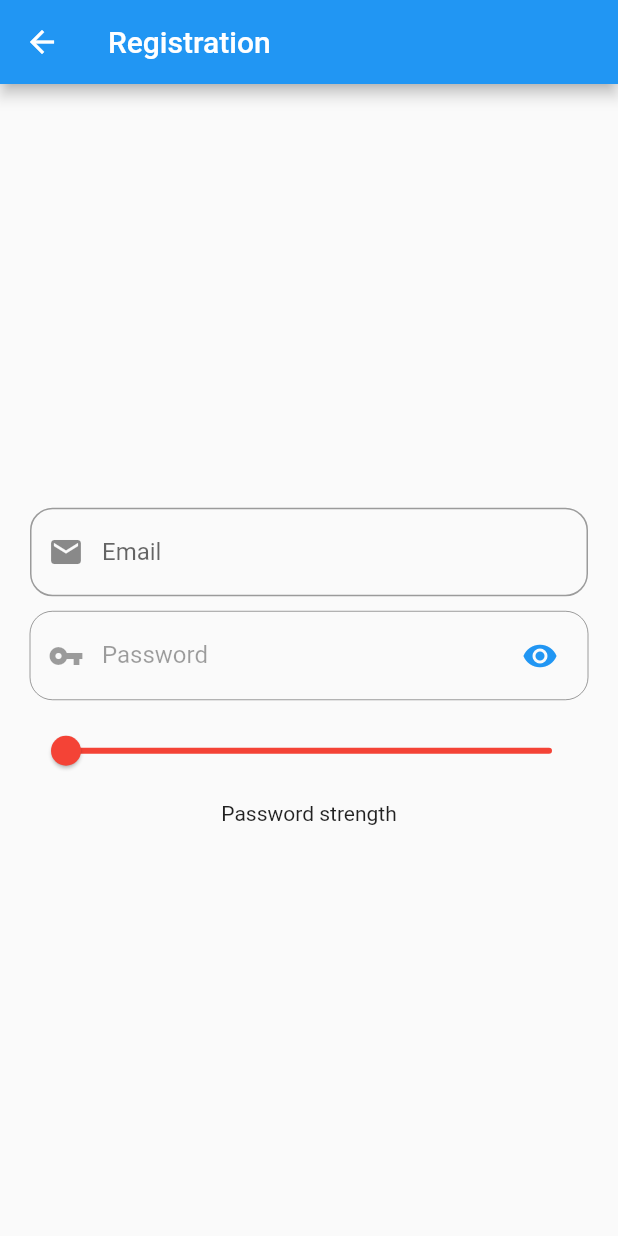
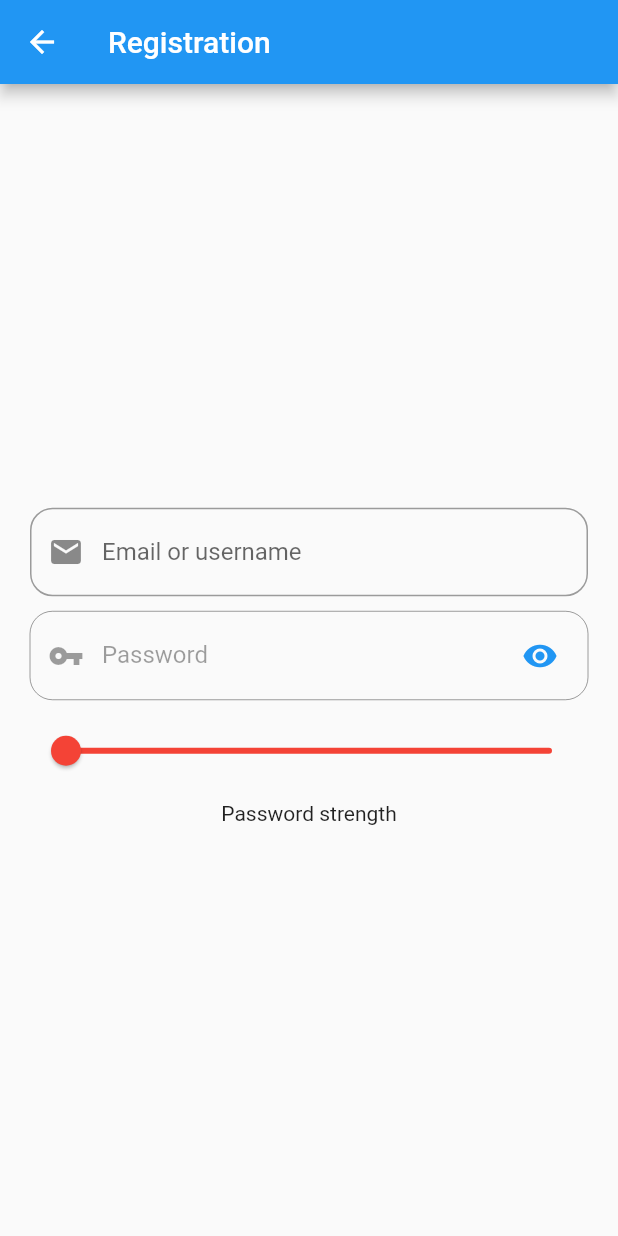
Before and after one commit to ramiro-di-rico/homemanagement_app, a Flutter app: the screen it shows after launch, after a tap on "Create one", on a phone screen of 412 x 824 dp. Run offline on Flutter 3.47's test engine with Material 2 defaults, Android fonts, the phone set to English and light mode, and no system bars; our stand-ins replace datetime_picker_formfield, fl_chart, flutter_slidable, flutter_speed_dial, get_it, grouped_list and 4 more; missing offline and left inert: encrypt, shared_preferences_web; statements that could not run were skipped.

Commit message:
add username property and set password on model when authenticated

```diff
--- a/lib/custom/components/email-textfield.dart
+++ b/lib/custom/components/email-textfield.dart
@@ -22,7 +22,7 @@ class _EmailTextFieldState extends State<EmailTextField> {
         border: OutlineInputBorder(
           borderRadius: BorderRadius.all(Radius.circular(15)),
         ),
-        labelText: 'Email',
+        labelText: 'Email or username',
         prefixIcon: Icon(Icons.email),
       ),
       onChanged: widget.onTextChanged,
--- a/lib/models/user.dart
+++ b/lib/models/user.dart
@@ -1,12 +1,12 @@
-class UserModel{
-
-  final String email, password, token;
+class UserModel {
+  final String email, username, password, token;
   DateTime expirationDate;
 
-  UserModel(this.email, this.password, this.token, this.expirationDate);
+  UserModel(this.email, this.username, this.password, this.token,
+      this.expirationDate);
 
-  factory UserModel.fromJson(Map<String, dynamic> json){
-    return UserModel(json['email'], json['password'], json['token'], DateTime.parse(json['expirationDate']));
+  factory UserModel.fromJson(Map<String, dynamic> json) {
+    return UserModel(json['email'], json['username'], json['password'],
+        json['token'], DateTime.parse(json['expirationDate']));
   }
-
 }
--- a/lib/repositories/user.repository.dart
+++ b/lib/repositories/user.repository.dart
@@ -4,6 +4,7 @@ import 'package:shared_preferences/shared_preferences.dart';
 class UserRepository {
   UserModel userModel;
   String emailKey = 'email';
+  String usernameKey = 'username';
   String passwordKey = 'password';
   String tokenKey = 'token';
   String expirationDateKey = 'expirationDateKey';
@@ -17,6 +18,7 @@ class UserRepository {
     return userInfoAvailable
         ? new UserModel(
             preferences.getString(emailKey),
+            preferences.getString(usernameKey),
             preferences.getString(passwordKey),
             preferences.getString(tokenKey),
             DateTime.parse(preferences.getString(expirationDateKey)))
```
Also changed, not shown: lib/services/authentication.service.dart (+6 -2 lines).
